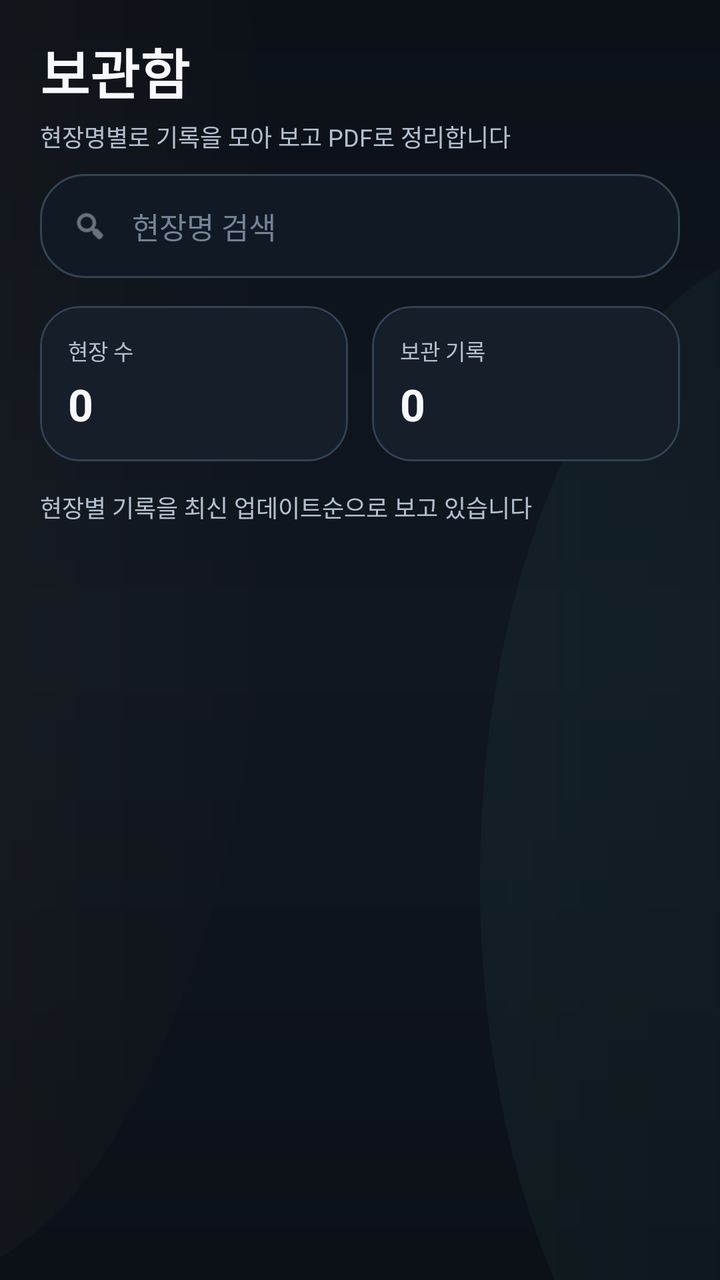
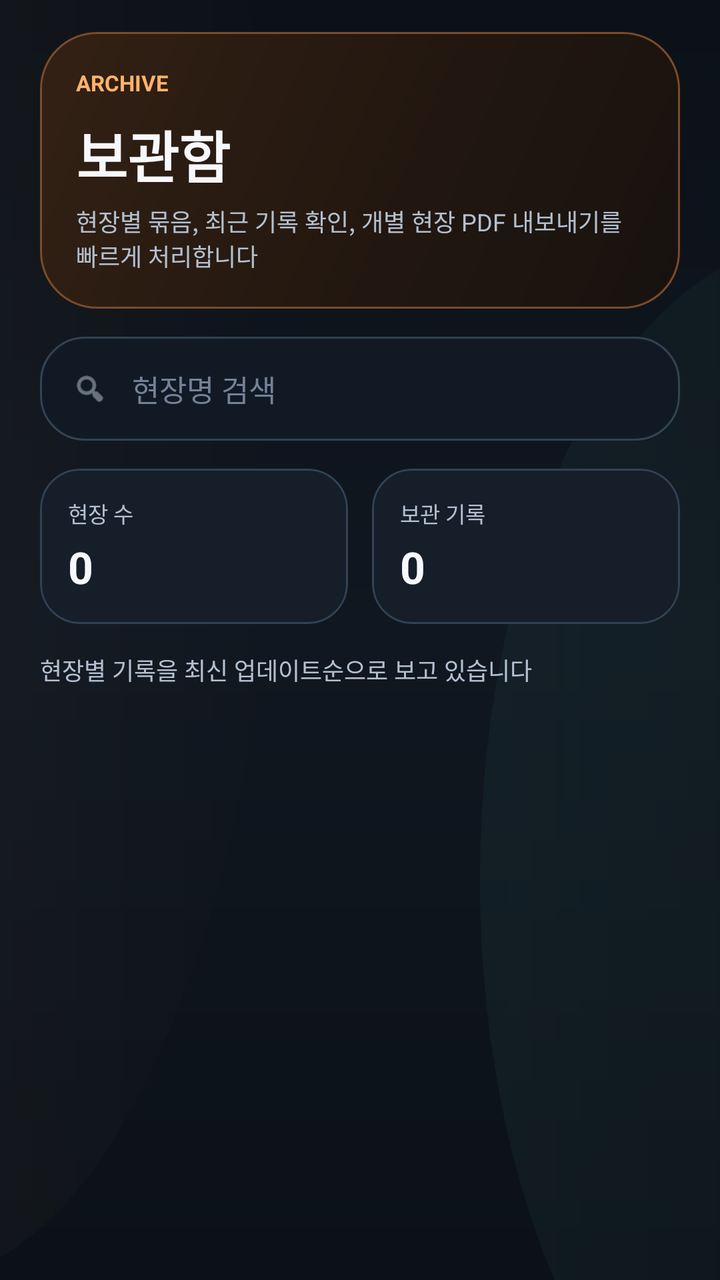

Two renders of the same Android screen: before a commit and after it. Below are the layout's source before the change and the commit's diff.
<!-- AndroidManifest.xml: application theme Theme.Siteboard -->
<!-- res/layout/fragment_archive.xml -->
<?xml version="1.0" encoding="utf-8"?>
<androidx.constraintlayout.widget.ConstraintLayout
    xmlns:android="http://schemas.android.com/apk/res/android"
    xmlns:app="http://schemas.android.com/apk/res-auto"
    android:layout_width="match_parent"
    android:layout_height="match_parent"
    android:background="@drawable/bg_app_canvas">

    
    <LinearLayout
        android:id="@+id/layoutHeader"
        android:layout_width="match_parent"
        android:layout_height="wrap_content"
        android:orientation="vertical"
        android:paddingHorizontal="20dp"
        android:paddingTop="16dp"
        android:paddingBottom="12dp"
        app:layout_constraintTop_toTopOf="parent">

        <LinearLayout
            android:layout_width="match_parent"
            android:layout_height="wrap_content"
            android:orientation="vertical"
            android:layout_marginBottom="10dp">

            <TextView
                android:layout_width="wrap_content"
                android:layout_height="wrap_content"
                android:text="보관함"
                android:textSize="27sp"
                android:textColor="@color/text_primary"
                android:textStyle="bold" />

            <TextView
                android:id="@+id/tvArchiveDesc"
                android:layout_width="wrap_content"
                android:layout_height="wrap_content"
                android:text="현장명별로 기록을 모아 보고 PDF로 정리합니다"
                android:textColor="@color/text_secondary"
                android:textSize="12sp"
                android:layout_marginTop="4dp" />
        </LinearLayout>

        <LinearLayout
            android:layout_width="match_parent"
            android:layout_height="wrap_content"
            android:background="@drawable/bg_search_field_modern"
            android:gravity="center_vertical"
            android:paddingHorizontal="16dp"
            android:paddingVertical="2dp">

            <ImageView
                android:layout_width="18dp"
                android:layout_height="18dp"
                android:src="@android:drawable/ic_menu_search"
                android:alpha="0.9"
                app:tint="@color/text_secondary" />

            <EditText
                android:id="@+id/etSearch"
                android:layout_width="0dp"
                android:layout_height="48dp"
                android:layout_weight="1"
                android:background="@null"
                android:hint="현장명 검색"
                android:textColor="@color/text_primary"
                android:textColorHint="@color/text_tertiary"
                android:textSize="15sp"
                android:paddingHorizontal="12dp"
                android:imeOptions="actionSearch"
                android:inputType="text" />

            <ImageButton
                android:id="@+id/btnClearSearch"
                android:layout_width="36dp"
                android:layout_height="36dp"
                android:background="?attr/selectableItemBackgroundBorderless"
                android:contentDescription="검색어 지우기"
                android:padding="8dp"
                android:src="@drawable/ic_clear_text"
                android:visibility="gone"
                app:tint="@color/text_tertiary" />
        </LinearLayout>

        <LinearLayout
            android:layout_width="match_parent"
            android:layout_height="wrap_content"
            android:layout_marginTop="14dp"
            android:orientation="horizontal">

            <com.google.android.material.card.MaterialCardView
                android:layout_width="0dp"
                android:layout_height="wrap_content"
                android:layout_weight="1"
                android:layout_marginEnd="6dp"
                app:cardBackgroundColor="@color/surface_dark"
                app:cardCornerRadius="20dp"
                app:cardElevation="0dp"
                app:strokeColor="@color/stroke_subtle"
                app:strokeWidth="1dp">

                <LinearLayout
                    android:layout_width="match_parent"
                    android:layout_height="wrap_content"
                    android:orientation="vertical"
                    android:padding="14dp">

                    <TextView
                        android:layout_width="wrap_content"
                        android:layout_height="wrap_content"
                        android:text="현장 수"
                        android:textColor="@color/text_secondary"
                        android:textSize="11sp" />

                    <TextView
                        android:id="@+id/tvProjectCount"
                        android:layout_width="wrap_content"
                        android:layout_height="wrap_content"
                        android:layout_marginTop="4dp"
                        android:text="0"
                        android:textColor="@color/text_primary"
                        android:textSize="22sp"
                        android:textStyle="bold" />
                </LinearLayout>
            </com.google.android.material.card.MaterialCardView>

            <com.google.android.material.card.MaterialCardView
                android:layout_width="0dp"
                android:layout_height="wrap_content"
                android:layout_weight="1"
                android:layout_marginStart="6dp"
                app:cardBackgroundColor="@color/surface_dark"
                app:cardCornerRadius="20dp"
                app:cardElevation="0dp"
                app:strokeColor="@color/stroke_subtle"
                app:strokeWidth="1dp">

                <LinearLayout
                    android:layout_width="match_parent"
                    android:layout_height="wrap_content"
                    android:orientation="vertical"
                    android:padding="14dp">

                    <TextView
                        android:layout_width="wrap_content"
                        android:layout_height="wrap_content"
                        android:text="보관 기록"
                        android:textColor="@color/text_secondary"
                        android:textSize="11sp" />

                    <TextView
                        android:id="@+id/tvArchiveCount"
                        android:layout_width="wrap_content"
                        android:layout_height="wrap_content"
                        android:layout_marginTop="4dp"
                        android:text="0"
                        android:textColor="@color/text_primary"
                        android:textSize="22sp"
                        android:textStyle="bold" />
                </LinearLayout>
            </com.google.android.material.card.MaterialCardView>
        </LinearLayout>

        <TextView
            android:id="@+id/tvResultSummary"
            android:layout_width="match_parent"
            android:layout_height="wrap_content"
            android:layout_marginTop="14dp"
            android:text="현장별 기록을 최신 업데이트순으로 보고 있습니다"
            android:textColor="@color/text_secondary"
            android:textSize="12sp" />
    </LinearLayout>

    <androidx.recyclerview.widget.RecyclerView
        android:id="@+id/rvProjects"
        android:layout_width="0dp"
        android:layout_height="0dp"
        android:background="@android:color/transparent"
        android:clipToPadding="false"
        android:paddingStart="14dp"
        android:paddingEnd="14dp"
        android:paddingTop="6dp"
        android:paddingBottom="110dp"
        app:layout_constraintTop_toBottomOf="@id/layoutHeader"
        app:layout_constraintStart_toStartOf="parent"
        app:layout_constraintEnd_toEndOf="parent"
        app:layout_constraintBottom_toBottomOf="parent" />

    
    <LinearLayout
        android:id="@+id/layoutEmpty"
        android:layout_width="0dp"
        android:layout_height="wrap_content"
        android:orientation="vertical"
        android:gravity="center"
        android:background="@drawable/bg_surface_card_soft"
        android:layout_marginHorizontal="24dp"
        android:layout_marginTop="20dp"
        android:paddingHorizontal="28dp"
        android:paddingVertical="28dp"
        android:visibility="gone"
        app:layout_constraintTop_toBottomOf="@id/layoutHeader"
        app:layout_constraintBottom_toBottomOf="parent"
        app:layout_constraintStart_toStartOf="parent"
        app:layout_constraintEnd_toEndOf="parent"
        app:layout_constraintVertical_bias="0.32">

        <TextView
            android:layout_width="wrap_content"
            android:layout_height="wrap_content"
            android:text="📂"
            android:textSize="48sp"
            android:layout_marginBottom="14dp" />
        <TextView
            android:layout_width="wrap_content"
            android:layout_height="wrap_content"
            android:text="등록된 현장이 없습니다"
            android:textSize="17sp"
            android:textColor="@color/text_primary"
            android:textStyle="bold" />

        <TextView
            android:layout_width="wrap_content"
            android:layout_height="wrap_content"
            android:text="현장 기록이 쌓이면 이곳에서 현장명 단위로 모아볼 수 있습니다"
            android:textSize="13sp"
            android:textColor="@color/text_tertiary"
            android:layout_marginTop="6dp" />
    </LinearLayout>

</androidx.constraintlayout.widget.ConstraintLayout>
<!-- resources referenced by this layout -->
<resources>
  <color name="stroke_subtle">#314255</color>
  <color name="surface_dark">#151E29</color>
  <color name="text_primary">#F7F8FB</color>
  <color name="text_secondary">#B3C0D0</color>
  <color name="text_tertiary">#738297</color>
  <!-- drawable bg_app_canvas (drawable) -->
  <?xml version="1.0" encoding="utf-8"?>
  <layer-list xmlns:android="http://schemas.android.com/apk/res/android">
      <item>
          <shape android:shape="rectangle">
              <gradient
                  android:angle="270"
                  android:startColor="#0C1118"
                  android:centerColor="#101720"
                  android:endColor="#0C1118" />
          </shape>
      </item>
      <item android:top="-260dp" android:left="-220dp" android:right="220dp">
          <shape android:shape="oval">
              <gradient
                  android:angle="0"
                  android:startColor="#10FFB36B"
                  android:endColor="#00FFB36B" />
          </shape>
      </item>
      <item android:top="120dp" android:left="240dp" android:right="-220dp" android:bottom="-120dp">
          <shape android:shape="oval">
              <gradient
                  android:angle="0"
                  android:startColor="#0C54D4C4"
                  android:endColor="#0054D4C4" />
          </shape>
      </item>
  </layer-list>
  <!-- drawable bg_search_field_modern (drawable) -->
  <?xml version="1.0" encoding="utf-8"?>
  <shape xmlns:android="http://schemas.android.com/apk/res/android" android:shape="rectangle">
      <solid android:color="#111A24" />
      <corners android:radius="22dp" />
      <stroke
          android:width="1dp"
          android:color="#324354" />
  </shape>
  <!-- drawable bg_surface_card_soft (drawable) -->
  <?xml version="1.0" encoding="utf-8"?>
  <shape xmlns:android="http://schemas.android.com/apk/res/android" android:shape="rectangle">
      <solid android:color="#131B25" />
      <corners android:radius="22dp" />
      <stroke
          android:width="1dp"
          android:color="#29394A" />
  </shape>
  <!-- drawable ic_clear_text (drawable) -->
  <?xml version="1.0" encoding="utf-8"?>
  <vector xmlns:android="http://schemas.android.com/apk/res/android"
      android:width="18dp"
      android:height="18dp"
      android:viewportWidth="24"
      android:viewportHeight="24">
      <path
          android:fillColor="#808085"
          android:pathData="M19,6.41L17.59,5 12,10.59 6.41,5 5,6.41 10.59,12 5,17.59 6.41,19 12,13.41 17.59,19 19,17.59 13.41,12z"/>
  </vector>
  <color name="orange_primary">#FFB36B</color>
  <color name="orange_deep">#FF8A3D</color>
  <color name="teal_accent">#54D4C4</color>
  <color name="danger_accent">#F06D7D</color>
  <color name="bg_dark">#0C1118</color>
  <!-- unchanged entries left out for length: 1 -->
</resources>

<!-- the commit's change to res/layout/fragment_archive.xml (unified diff, before → after) -->
@@ -21,24 +21,35 @@
             android:layout_width="match_parent"
             android:layout_height="wrap_content"
             android:orientation="vertical"
-            android:layout_marginBottom="10dp">
+            android:layout_marginBottom="14dp"
+            android:background="@drawable/bg_hero_panel"
+            android:padding="18dp">
 
             <TextView
                 android:layout_width="wrap_content"
                 android:layout_height="wrap_content"
+                android:text="ARCHIVE"
+                android:textColor="@color/orange_primary"
+                android:textSize="11sp"
+                android:textStyle="bold" />
+
+            <TextView
+                android:layout_width="wrap_content"
+                android:layout_height="wrap_content"
+                android:layout_marginTop="8dp"
                 android:text="보관함"
-                android:textSize="27sp"
                 android:textColor="@color/text_primary"
+                android:textSize="28sp"
                 android:textStyle="bold" />
 
             <TextView
                 android:id="@+id/tvArchiveDesc"
                 android:layout_width="wrap_content"
                 android:layout_height="wrap_content"
-                android:text="현장명별로 기록을 모아 보고 PDF로 정리합니다"
+                android:layout_marginTop="4dp"
+                android:text="현장별 묶음, 최근 기록 확인, 개별 현장 PDF 내보내기를 빠르게 처리합니다"
                 android:textColor="@color/text_secondary"
-                android:textSize="12sp"
-                android:layout_marginTop="4dp" />
+                android:textSize="12sp" />
         </LinearLayout>
 
         <LinearLayout
<!-- resource entries referenced after the edit -->
@@ -34,6 +34,19 @@
           </shape>
       </item>
   </layer-list>
+  <!-- drawable bg_hero_panel (drawable) -->
+  <?xml version="1.0" encoding="utf-8"?>
+  <shape xmlns:android="http://schemas.android.com/apk/res/android" android:shape="rectangle">
+      <gradient
+          android:angle="315"
+          android:startColor="#332114"
+          android:centerColor="#241810"
+          android:endColor="#17120F" />
+      <corners android:radius="28dp" />
+      <stroke
+          android:width="1dp"
+          android:color="#7A4B29" />
+  </shape>
   <!-- drawable bg_search_field_modern (drawable) -->
   <?xml version="1.0" encoding="utf-8"?>
   <shape xmlns:android="http://schemas.android.com/apk/res/android" android:shape="rectangle">
